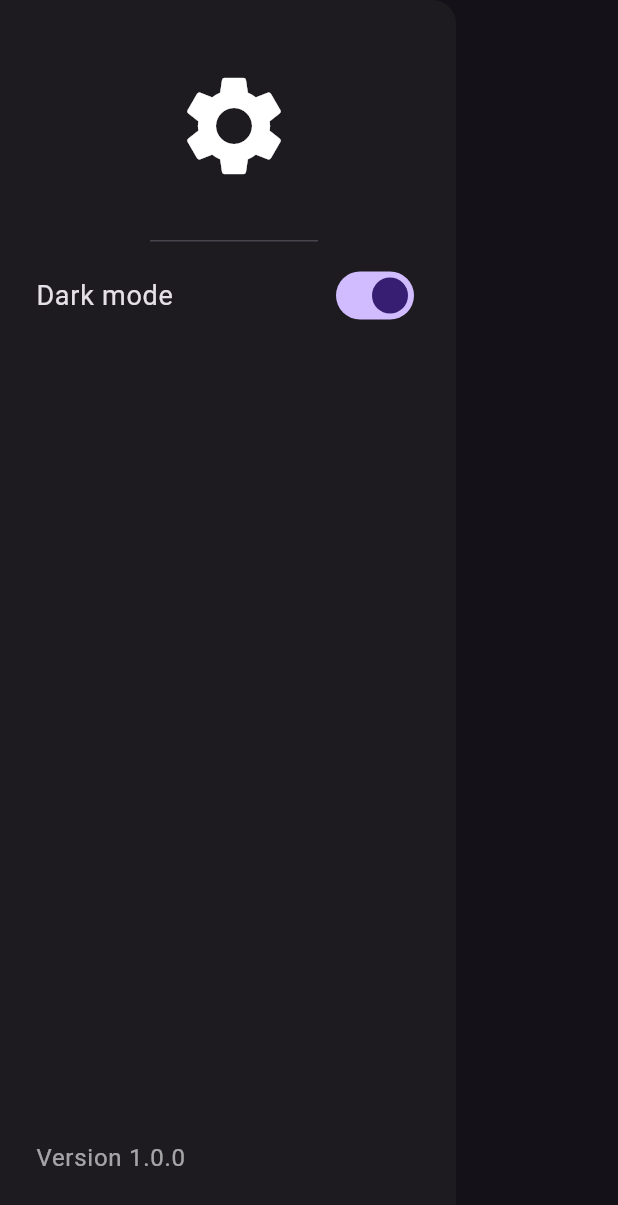
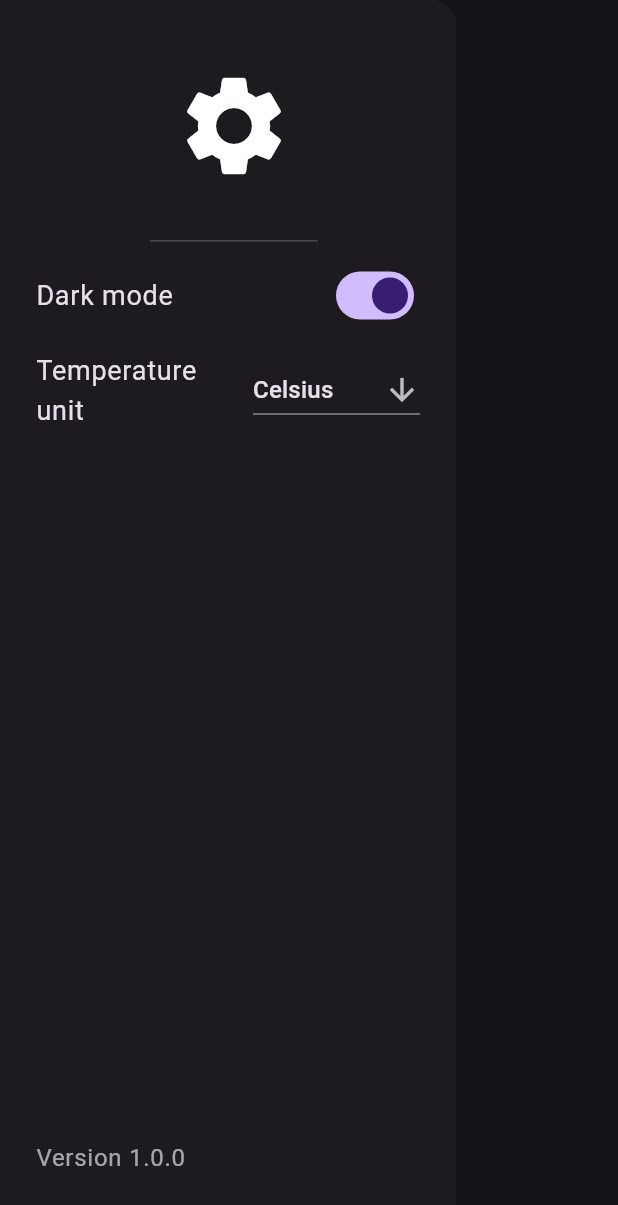
Before and after one commit to Gsdagustavo/climater, a Flutter app: the _HomePageDrawer widget shown alone on an empty page, opened directly, on a phone screen of 412 x 824 dp. Shown: the top 1205 px of the screen. Run offline on Flutter 3.47's test engine with Material 3 defaults, Android fonts, the phone set to English and light mode, and no system bars; our stand-ins replace flutter_dotenv, font_awesome_flutter, geolocator, shared_preferences; accounts and stored records are empty; statements that could not run were skipped.

Commit message:
feat: make temperature unit toggling

```diff
--- a/lib/pages/home_page.dart
+++ b/lib/pages/home_page.dart
@@ -84,12 +84,21 @@ class _HomePageDrawer extends StatelessWidget {
             child: Column(
               children: [
                 DrawerHeader(child: Icon(Icons.settings, size: 80)),
+
                 ListTile(
                   title: Text('Dark mode', style: TextStyle(fontSize: 18)),
                   trailing: Switch(
                     value: themeState.isDarkMode,
                     onChanged: (_) => themeState.toggleTheme(),
                   ),
+                ),
+
+                ListTile(
+                  title: Text(
+                    'Temperature unit',
+                    style: TextStyle(fontSize: 18),
+                  ),
+                  trailing: TemperaturesDropDownButton(),
                 ),
 
                 Spacer(),
@@ -114,3 +123,42 @@ class _HomePageDrawer extends StatelessWidget {
     );
   }
 }
+
+class TemperaturesDropDownButton extends StatelessWidget {
+  const TemperaturesDropDownButton({super.key});
+
+  @override
+  Widget build(BuildContext context) {
+    return Consumer<WeatherProvider>(
+      builder: (_, state, __) {
+        return DropdownButton<UnitSystem>(
+          value: state.unitSystem,
+          icon: Padding(
+            padding: const EdgeInsets.only(left: 10),
+            child: Icon(Icons.arrow_downward, size: 24),
+          ),
+
+          items: [
+            for (final value in UnitSystem.values)
+              DropdownMenuItem(value: value, child: Text(unitToString(value))),
+          ],
+
+          onChanged: (value) {
+            state.toggleTemperatureUnit();
+          },
+        );
+      },
+    );
+  }
+}
+
+enum UnitSystem { metric, imperial }
+
+String unitToString(UnitSystem unit) {
+  switch (unit) {
+    case UnitSystem.metric:
+      return 'Celsius';
+    case UnitSystem.imperial:
+      return 'Fahrenheit';
+  }
+}
--- a/lib/providers/weather_provider.dart
+++ b/lib/providers/weather_provider.dart
@@ -1,3 +1,4 @@
+import 'package:climater/pages/home_page.dart';
 import 'package:climater/services/location_service.dart';
 import 'package:climater/services/weather_service.dart';
 import 'package:flutter/material.dart';
@@ -12,6 +13,8 @@ import '../model/weather_data.dart';
 /// APIs and organizes it on the [_weatherData] variable
 class WeatherProvider with ChangeNotifier {
   WeatherData? _weatherData;
+
+  UnitSystem unitSystem = UnitSystem.metric;
 
   bool _isLoading = false;
   bool _hasError = false;
@@ -45,9 +48,12 @@ class WeatherProvider with ChangeNotifier {
       return;
     }
 
+    print('Unit system: $unitSystem');
+
     final data = await WeatherService().fetchWeatherData(
       latitude: position.latitude,
       longitude: position.longitude,
+      unit: unitSystem,
     );
 
     if (data == null || data.isEmpty) {
@@ -68,4 +74,14 @@ class WeatherProvider with ChangeNotifier {
 
     notifyListeners();
   }
+
+  Future<void> toggleTemperatureUnit() async {
+    unitSystem =
+        unitSystem == UnitSystem.metric
+            ? UnitSystem.imperial
+            : UnitSystem.metric;
+
+    await getWeatherData();
+    notifyListeners();
+  }
 }
--- a/lib/services/weather_service.dart
+++ b/lib/services/weather_service.dart
@@ -1,5 +1,6 @@
 import 'dart:convert';
 
+import 'package:climater/pages/home_page.dart';
 import 'package:flutter_dotenv/flutter_dotenv.dart';
 import 'package:http/http.dart' as http;
 
@@ -16,16 +17,18 @@ class WeatherService {
   /// feature to detect the system's default unit system and display it in the
   /// home page (instead of showing the temperature in Celsius, show it in
   /// Fahrenheit also)
-  static final String _units = 'metric';
+  // static final String _units = 'metric';
 
   /// Returns a JSON fetched from the [OpenWeatherMap API]
   Future<Map<String, dynamic>?> fetchWeatherData({
     required double latitude,
     required double longitude,
+    UnitSystem unit = UnitSystem.metric,
   }) async {
     final uri = Uri.parse(
-      'https://api.openweathermap.org/data/2.5/weather?lat=$latitude&lon=$longitude&appid=$_apiKey&units=$_units',
+      'https://api.openweathermap.org/data/2.5/weather?lat=$latitude&lon=$longitude&appid=$_apiKey&units=${unit.name}',
     );
+
     final response = await http.get(uri);
 
     print('Response: ${response.toString()}');
```
